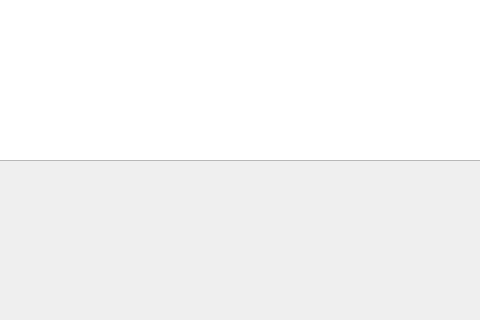
Qt form main.ui (M1kk33/coffee) before a commit; both pictures show x 155 to 635 and y 280 to 600 of the 800 by 600 pixel window.
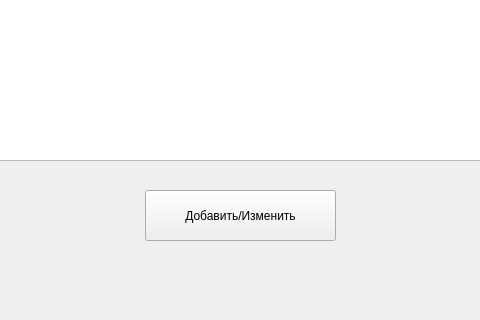
The same form after that commit.

Patch:
```diff
--- a/main.ui
+++ b/main.ui
@@ -59,6 +59,19 @@
      </property>
     </column>
    </widget>
+   <widget class="QPushButton" name="pushButton">
+    <property name="geometry">
+     <rect>
+      <x>300</x>
+      <y>470</y>
+      <width>191</width>
+      <height>51</height>
+     </rect>
+    </property>
+    <property name="text">
+     <string>Добавить/Изменить</string>
+    </property>
+   </widget>
   </widget>
   <widget class="QMenuBar" name="menubar">
    <property name="geometry">
```
